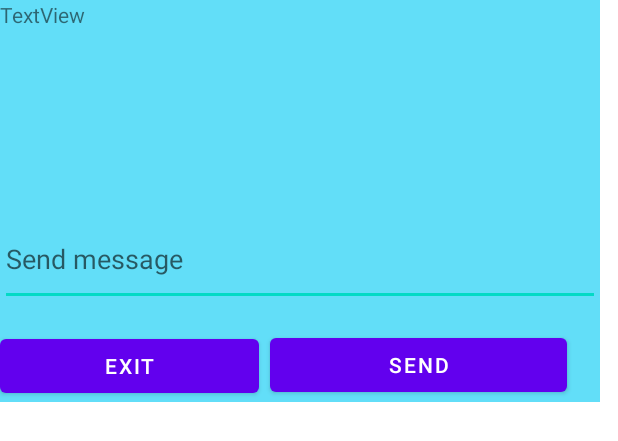
After one commit to SE2-GruppeB/Wagnis, an Android app: the layout popup_chat.xml on its own in the app's theme, with its tools: preview values and no code run, on a phone screen of 412 x 824 dp. The commit adds this screen. Shown: the top 441 px of the screen. Run offline under Robolectric (Android 15) with nearby library versions, the phone set to English and light mode, and no system bars.

Commit message:
Basic Chat function

```diff
--- /dev/null
+++ b/app/src/main/res/layout/popup_chat.xml
@@ -0,0 +1,53 @@
+<?xml version="1.0" encoding="utf-8"?>
+<RelativeLayout xmlns:android="http://schemas.android.com/apk/res/android"
+    android:layout_width="400dp"
+    android:layout_height="wrap_content"
+    android:background="#62def8">
+
+
+    <Button
+        android:id="@+id/btn_Exit"
+        android:layout_width="173dp"
+        android:layout_height="wrap_content"
+        android:layout_alignParentStart="true"
+        android:layout_alignParentTop="true"
+        android:layout_alignParentEnd="true"
+        android:layout_marginStart="0dp"
+        android:layout_marginTop="220dp"
+        android:layout_marginEnd="227dp"
+        android:text="Exit" />
+
+    <Button
+        android:id="@+id/btn_Send"
+        android:layout_width="wrap_content"
+        android:layout_height="wrap_content"
+        android:layout_alignParentStart="true"
+        android:layout_alignParentTop="true"
+        android:layout_alignParentEnd="true"
+        android:layout_marginStart="180dp"
+        android:layout_marginTop="219dp"
+        android:layout_marginEnd="22dp"
+        android:text="Send" />
+
+    <EditText
+        android:id="@+id/sendMsg"
+        android:layout_width="match_parent"
+        android:layout_height="62dp"
+        android:layout_alignParentTop="true"
+        android:layout_alignParentEnd="true"
+        android:layout_marginTop="142dp"
+        android:layout_marginEnd="0dp"
+        android:ems="10"
+        android:hint="Send message"
+        android:inputType="textPersonName" />
+
+    <TextView
+        android:id="@+id/chatMsg"
+        android:layout_width="371dp"
+        android:layout_height="152dp"
+        android:layout_alignParentStart="true"
+        android:layout_alignParentTop="true"
+        android:layout_alignParentEnd="true"
+        android:text="TextView" />
+
+</RelativeLayout>
```
Also changed, not shown: app/src/main/java/at/aau/wagnis/MainActivity.java (+37 -3 lines), app/src/main/res/layout-land/activity_main.xml (+16 -0 lines).
